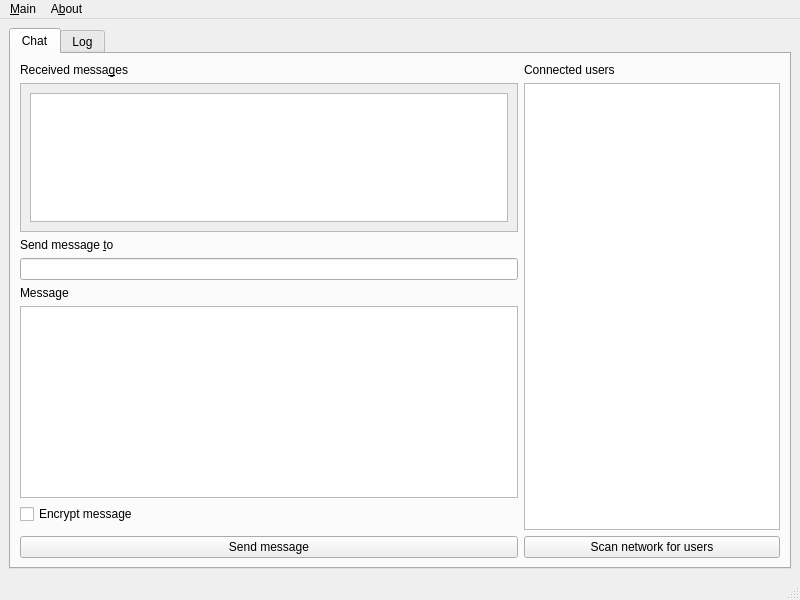
Before: the Qt Designer form distributedchat/main.ui in pklejch/distributed-chat, drawn with Qt 5.
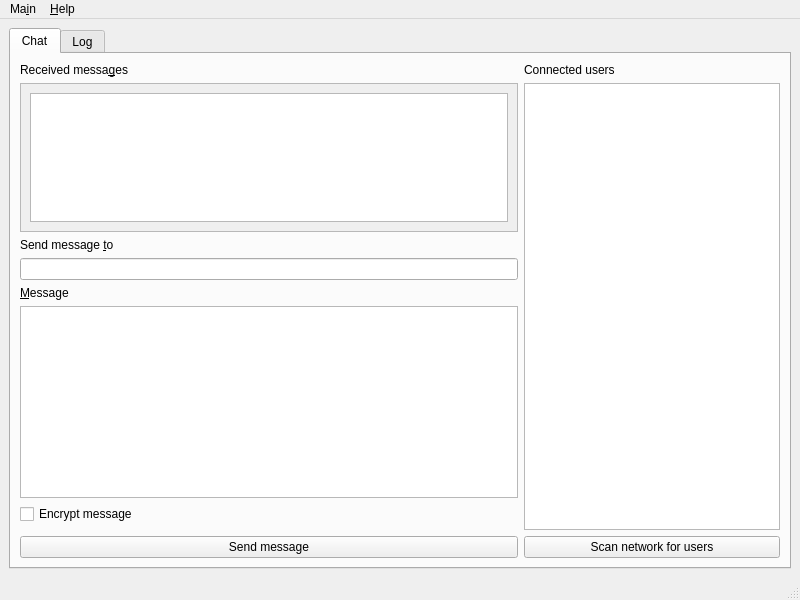
After: the same form once the commit is applied.

Commit message: Updated GUI with info dialog.

The edit to the form file:
```diff
--- a/distributedchat/main.ui
+++ b/distributedchat/main.ui
@@ -82,7 +82,7 @@
         <item row="4" column="0">
          <widget class="QLabel" name="label_2">
           <property name="text">
-           <string>Message</string>
+           <string>&amp;Message</string>
           </property>
           <property name="buddy">
            <cstring>message</cstring>
@@ -205,13 +205,13 @@
    </property>
    <widget class="QMenu" name="menuStart">
     <property name="title">
-     <string>&amp;Main</string>
+     <string>Ma&amp;in</string>
     </property>
     <addaction name="actionQuit"/>
    </widget>
    <widget class="QMenu" name="menuAbout">
     <property name="title">
-     <string>A&amp;bout</string>
+     <string>&amp;Help</string>
     </property>
    </widget>
    <addaction name="menuStart"/>
```
Left out of the diff: 21 changed lines with no effect on the pictures. The commit also changes 4 other files.
